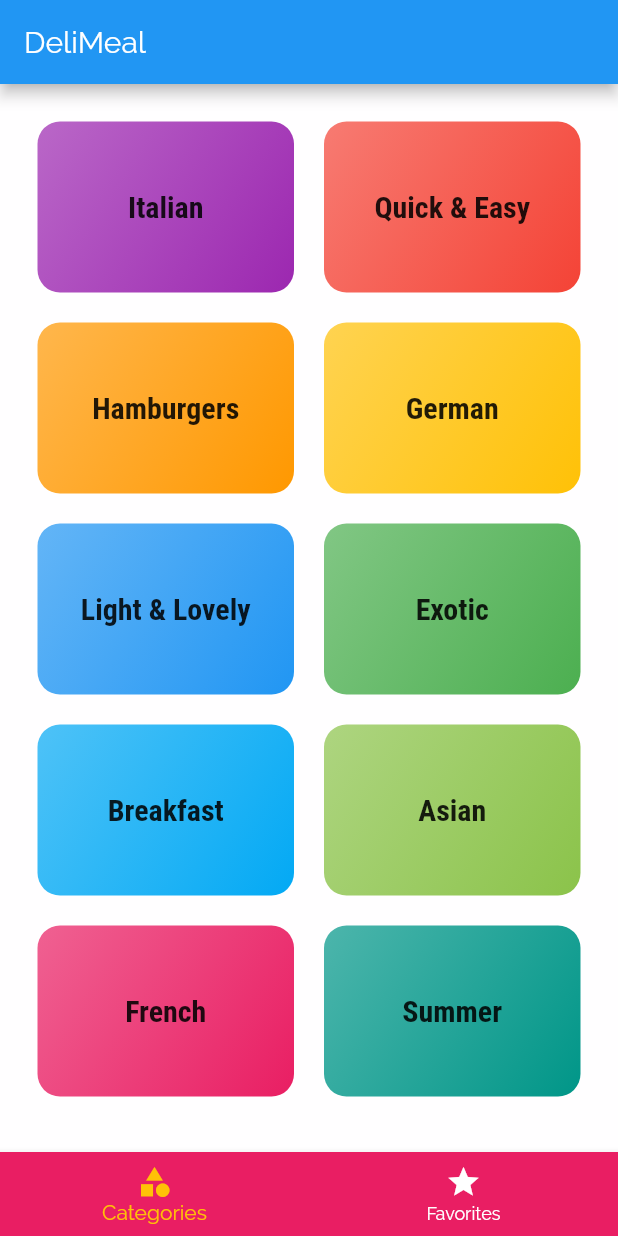
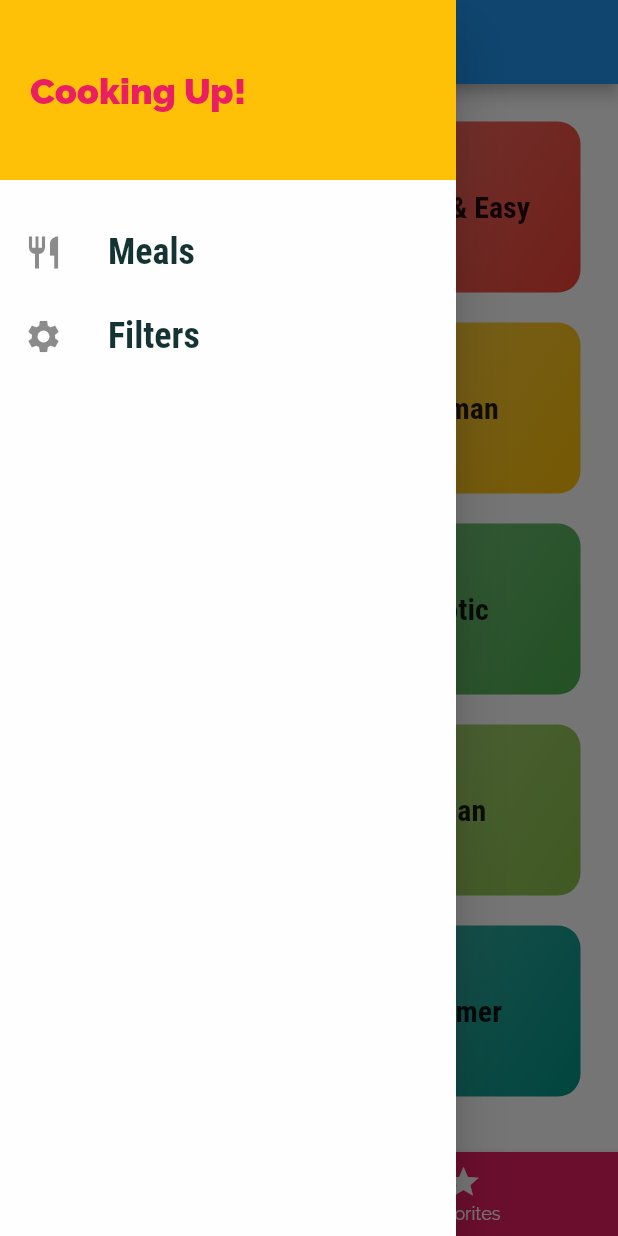
Before and after one commit to Hazix00/MealsApp, a Flutter app: the screen it shows after launch, with the side drawer open (before the commit the screen has no drawer), on a phone screen of 412 x 824 dp. Run offline on Flutter 3.47's test engine with Material 2 defaults, Android fonts, the phone set to English and light mode, and no system bars.

Commit message:
added Drawer and Filters Screen

```diff
--- a/lib/main.dart
+++ b/lib/main.dart
@@ -1,4 +1,5 @@
 import 'package:flutter/material.dart';
+import 'package:mealsapp/screens/filters/filters_screen.dart';
 import 'package:mealsapp/screens/main-tabs/main_tabs_screen.dart';
 import 'package:mealsapp/screens/meal_details/meal_details_screen.dart';
 
@@ -42,6 +43,7 @@ class MyApp extends StatelessWidget {
       initialRoute: '/',
       routes: {
         '/': (context) => const MainTabsScreen(),
+        FiltersScreen.routeName: (context) => const FiltersScreen(),
         CategoryMealsScreen.routeName: (context) => const CategoryMealsScreen(),
         MealDetailsScreen.routeName: (context) => const MealDetailsScreen()
       },
--- /dev/null
+++ b/lib/screens/filters/filters_screen.dart
@@ -0,0 +1,20 @@
+import 'package:flutter/material.dart';
+import '../../shared/main_drawer.dart';
+
+class FiltersScreen extends StatelessWidget {
+  const FiltersScreen({Key? key}) : super(key: key);
+  static const routeName = '/filters';
+
+  @override
+  Widget build(BuildContext context) {
+    return Scaffold(
+      appBar: AppBar(
+        title: const Text('Filters'),
+      ),
+      drawer: const MainDrawer(),
+      body: const Center(
+        child: Text('Filters'),
+      ),
+    );
+  }
+}
--- a/lib/screens/main-tabs/main_tabs_screen.dart
+++ b/lib/screens/main-tabs/main_tabs_screen.dart
@@ -1,6 +1,8 @@
 import 'package:flutter/material.dart';
-import 'package:mealsapp/screens/categories/categories_screen.dart';
-import 'package:mealsapp/screens/favorites/favorites_screen.dart';
+
+import '../../shared/main_drawer.dart';
+import '../categories/categories_screen.dart';
+import '../favorites/favorites_screen.dart';
 
 class MainTabsScreen extends StatefulWidget {
   const MainTabsScreen({Key? key}) : super(key: key);
@@ -29,6 +31,7 @@ class _MainTabsScreenState extends State<MainTabsScreen> {
       appBar: AppBar(
         title: const Text('DeliMeal'),
       ),
+      drawer: const MainDrawer(),
       body: _pages[_selectedPageIndex],
       bottomNavigationBar: BottomNavigationBar(
         onTap: _selectPage,
--- /dev/null
+++ b/lib/screens/main-tabs/menu_item.dart
@@ -0,0 +1,30 @@
+import 'package:flutter/material.dart';
+
+class MenuItem extends StatelessWidget {
+  const MenuItem({
+    Key? key,
+    required this.icon,
+    required this.title,
+    required this.onTap,
+  }) : super(key: key);
+
+  final IconData icon;
+  final String title;
+  final void Function() onTap;
+
+  @override
+  Widget build(BuildContext context) {
+    return ListTile(
+      leading: Icon(icon, size: 26),
+      title: Text(
+        title,
+        style: const TextStyle(
+          fontFamily: 'RobotoCondensed',
+          fontWeight: FontWeight.w700,
+          fontSize: 24,
+        ),
+      ),
+      onTap: onTap,
+    );
+  }
+}
--- /dev/null
+++ b/lib/shared/main_drawer.dart
@@ -0,0 +1,50 @@
+import 'package:flutter/material.dart';
+import 'package:mealsapp/screens/filters/filters_screen.dart';
+
+import '../screens/main-tabs/menu_item.dart';
+
+class MainDrawer extends StatelessWidget {
+  const MainDrawer({Key? key}) : super(key: key);
+
+  void _navigate(BuildContext context, String route) {
+    if (ModalRoute.of(context)!.settings.name != route) {
+      Navigator.pushNamed(context, route);
+    }
+  }
+
+  @override
+  Widget build(BuildContext context) {
+    return Drawer(
+      child: Column(
+        children: [
+          Container(
+            height: 120,
+            width: double.infinity,
+            padding: const EdgeInsets.all(20),
+            alignment: Alignment.centerLeft,
+            color: Theme.of(context).colorScheme.secondary,
+            child: Text(
+              'Cooking Up!',
+              style: TextStyle(
+                fontWeight: FontWeight.w900,
+                fontSize: 24,
+                color: Theme.of(context).colorScheme.primary,
+              ),
+            ),
+          ),
+          const SizedBox(height: 20),
+          MenuItem(
+            icon: Icons.restaurant,
+            title: 'Meals',
+            onTap: () => _navigate(context, '/'),
+          ),
+          MenuItem(
+            icon: Icons.settings,
+            title: 'Filters',
+            onTap: () => _navigate(context, FiltersScreen.routeName),
+          ),
+        ],
+      ),
+    );
+  }
+}
```
